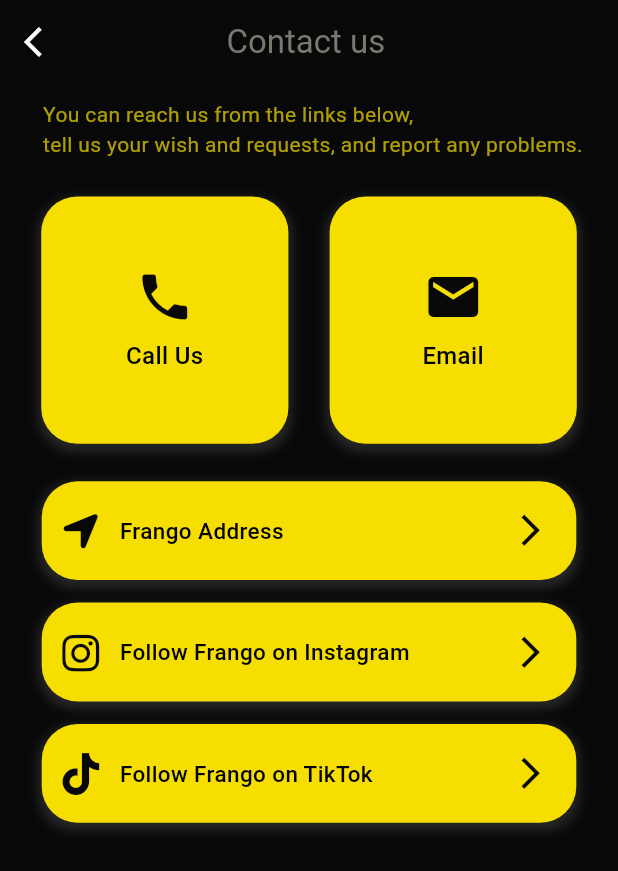
After one commit to sadiqaliyev01/frango_restaurant_app, a Flutter app: the ContactUsScreen screen opened directly, on a phone screen of 412 x 824 dp. The commit adds this screen. Shown: the top 871 px of the screen. Run offline on Flutter 3.47's test engine with Material 3 defaults, Android fonts, the phone set to English and light mode, and no system bars; our stand-ins replace flutter_bloc, flutter_svg, fluttertoast, font_awesome_flutter, google_fonts, hive and 3 more; accounts and stored records are empty.

Commit message:
- A Contact Us page has been created.

```diff
--- /dev/null
+++ b/lib/presentation/contact_us_screen/contact_us_screen.dart
@@ -0,0 +1,108 @@
+import 'package:flutter/material.dart';
+import 'package:google_fonts/google_fonts.dart';
+import 'package:font_awesome_flutter/font_awesome_flutter.dart';
+import 'package:frango_restaurant_app/utils/constants/app_colors.dart';
+import 'package:frango_restaurant_app/utils/constants/app_strings.dart';
+import 'package:frango_restaurant_app/presentation/contact_us_screen/widgets/social_media_contact.dart';
+import 'package:frango_restaurant_app/presentation/contact_us_screen/widgets/custom_contact_widget.dart';
+import 'package:frango_restaurant_app/presentation/contact_us_screen/widgets/rectangle_contact_widget.dart';
+
+class ContactUsScreen extends StatelessWidget {
+  const ContactUsScreen({super.key});
+
+  @override
+  Widget build(BuildContext context) {
+    return SafeArea(
+        child: Scaffold(
+      backgroundColor: AppColors.primaryBlack,
+      appBar: AppBar(
+        backgroundColor: AppColors.primaryBlack,
+        leading: IconButton(
+          onPressed: () {
+            Navigator.pop(context);
+          },
+          icon: const Icon(Icons.arrow_back_ios, color: Colors.white),
+        ),
+        titleSpacing: 95,
+        title: const Text(
+          AppStrings.displayContactUs,
+          style: TextStyle(color: AppColors.lightGray),
+        ),
+      ),
+      body: Column(
+        crossAxisAlignment: CrossAxisAlignment.center,
+        children: [
+          Padding(
+            padding: const EdgeInsets.only(left: 5, bottom: 25, top: 10),
+            child: Text(
+              AppStrings.contactUsTitleText,
+              style: GoogleFonts.roboto(
+                fontWeight: FontWeight.normal,
+                fontSize: 14,
+                color: AppColors.primaryYellow.withOpacity(0.7),
+              ),
+            ),
+          ),
+          Row(
+            children: [
+              const Spacer(),
+              CustomContactWidget(
+                icon: Icons.phone,
+                text: AppStrings.frangoCallUsText,
+                onTap: () {
+                  SocialMediaContact.makePhoneCall("+994516899925");
+                },
+              ),
+              const Spacer(),
+              CustomContactWidget(
+                icon: Icons.email,
+                text: AppStrings.frangoEmailText,
+                onTap: () {
+                  SocialMediaContact.sendEmail(
+                    "frangobaku@gmail.com",
+                    AppStrings.contactUsEmailContext,
+                    AppStrings.conttactUsEmailMessage,
+                  );
+                },
+              ),
+              const Spacer(),
+            ],
+          ),
+          const SizedBox(
+            height: 25,
+          ),
+          RectangleContactWidget(
+            iconLeading: FontAwesomeIcons.locationArrow,
+            text: AppStrings.frangoAddressDisplayText,
+            iconTrailing: Icons.arrow_forward_ios,
+            onTap: () {
+              SocialMediaContact.openLocationInMaps();
+            },
+          ),
+          const SizedBox(
+            height: 15,
+          ),
+          RectangleContactWidget(
+            iconLeading: FontAwesomeIcons.instagram,
+            text: AppStrings.followFrangoInstagram,
+            iconTrailing: Icons.arrow_forward_ios,
+            onTap: () {
+              SocialMediaContact.openInstagram();
+            },
+          ),
+          const SizedBox(
+            height: 15,
+          ),
+          RectangleContactWidget(
+            iconLeading: FontAwesomeIcons.tiktok,
+            text: AppStrings.followFrangoTikTok,
+            iconTrailing: Icons.arrow_forward_ios,
+            onTap: () {
+              SocialMediaContact.openTikTok();
+            },
+          )
+        ],
+      ),
+    ));
+  }
+}
--- /dev/null
+++ b/lib/presentation/contact_us_screen/widgets/custom_contact_widget.dart
@@ -0,0 +1,60 @@
+import 'package:flutter/material.dart';
+import 'package:frango_restaurant_app/utils/constants/app_colors.dart';
+
+class CustomContactWidget extends StatelessWidget {
+  final IconData icon;
+  final String text;
+  final VoidCallback onTap;
+
+  const CustomContactWidget({
+    super.key,
+    required this.icon,
+    required this.text,
+    required this.onTap,
+  });
+
+  @override
+  Widget build(BuildContext context) {
+    double size = MediaQuery.of(context).size.width * 0.4;
+
+    return GestureDetector(
+      onTap: onTap,
+      child: Container(
+        width: size,
+        height: size,
+        decoration: BoxDecoration(
+          color: AppColors.primaryYellow,
+          borderRadius: BorderRadius.circular(24),
+          boxShadow: [
+            BoxShadow(
+              color: Colors.grey.withOpacity(0.2),
+              spreadRadius: 2,
+              blurRadius: 5,
+              offset: const Offset(0, 3),
+            ),
+          ],
+        ),
+        child: Column(
+          mainAxisAlignment: MainAxisAlignment.center,
+          children: [
+            Icon(
+              icon,
+              size: 40,
+              color: AppColors.primaryBlack,
+            ),
+            const SizedBox(height: 8),
+            Text(
+              text,
+              style: const TextStyle(
+                fontSize: 16,
+                fontWeight: FontWeight.w500,
+                color: Colors.black,
+              ),
+              textAlign: TextAlign.center,
+            ),
+          ],
+        ),
+      ),
+    );
+  }
+}
--- /dev/null
+++ b/lib/presentation/contact_us_screen/widgets/rectangle_contact_widget.dart
@@ -0,0 +1,76 @@
+import 'package:flutter/material.dart';
+import 'package:frango_restaurant_app/utils/constants/app_colors.dart';
+
+class RectangleContactWidget extends StatelessWidget {
+  final IconData iconLeading;
+  final IconData iconTrailing;
+  final String text;
+  final VoidCallback onTap;
+
+  const RectangleContactWidget({
+    super.key,
+    required this.iconLeading,
+    required this.iconTrailing,
+    required this.text,
+    required this.onTap,
+  });
+
+  @override
+  Widget build(BuildContext context) {
+    double width = MediaQuery.of(context).size.width * 0.865;
+    double height = MediaQuery.of(context).size.height * 0.08;
+
+    return GestureDetector(
+      onTap: onTap,
+      child: Container(
+        width: width,
+        height: height,
+        decoration: BoxDecoration(
+          color: AppColors.primaryYellow,
+          borderRadius: BorderRadius.circular(24),
+          boxShadow: [
+            BoxShadow(
+              color: Colors.grey.withOpacity(0.2),
+              spreadRadius: 2,
+              blurRadius: 5,
+              offset: const Offset(0, 3),
+            ),
+          ],
+        ),
+        child: Row(
+          mainAxisAlignment: MainAxisAlignment.center,
+          children: [
+            Padding(
+              padding: const EdgeInsets.only(left: 12),
+              child: Icon(
+                iconLeading,
+                size: 28,
+                color: AppColors.primaryBlack,
+              ),
+            ),
+            const SizedBox(width: 12),
+            Text(
+              text,
+              style: const TextStyle(
+                fontSize: 15,
+                fontWeight: FontWeight.w500,
+                color: Colors.black,
+              ),
+              textAlign: TextAlign.center,
+            ),
+            const Spacer(),
+            Padding(
+              padding: const EdgeInsets.only(right: 10),
+              child: Icon(
+                iconTrailing,
+                size: 25,
+                color: AppColors.primaryBlack,
+              ),
+            ),
+            const SizedBox(width: 8),
+          ],
+        ),
+      ),
+    );
+  }
+}
--- a/lib/presentation/screens/add_new_card/add_new_card_page.dart
+++ b/lib/presentation/screens/add_new_card/add_new_card_page.dart
@@ -142,7 +142,7 @@
                     child: const Center(
                       child: Text(
                         'Add Card',
-                        style: TextStyle(color: AppColors.white),
+                        style: TextStyle(color: AppColors.primaryBlack),
                       ),
                     ),
                   ),
--- a/lib/utils/constants/app_strings.dart
+++ b/lib/utils/constants/app_strings.dart
@@ -77,4 +77,14 @@
   static const String morePaymentOptions = "More Payment Options";
   static const String addCardPageTitle =
       "Please enter your card details for a different payment method";
+
+  static const String contactUsTitleText =
+      "You can reach us from the links below,\ntell us your wish and requests, and report any problems.";
+  static const String contactUsEmailContext = "Client";
+  static const String conttactUsEmailMessage = "Hi, Frango Team";
+  static const String frangoCallUsText = "Call Us";
+  static const String frangoEmailText = "Email";
+  static const String frangoAddressDisplayText = "Frango Address";
+  static const String followFrangoInstagram = "Follow Frango on Instagram";
+  static const String followFrangoTikTok = "Follow Frango on TikTok";
 }
--- a/pubspec.yaml
+++ b/pubspec.yaml
@@ -46,6 +46,9 @@
   flutter_bloc: ^8.1.6
   google_fonts: ^6.2.1
   auto_size_text: ^3.0.0
+  url_launcher: ^6.3.1
+  font_awesome_flutter: ^10.8.0
+  fluttertoast: ^8.2.8
 
 
 dev_dependencies:
```
Also changed, not shown: lib/presentation/contact_us_screen/widgets/social_media_contact.dart (added, +85 -0 lines), lib/presentation/screens/home_screen/widgets/drawer_items.dart (+12 -2 lines), 5 other files.
